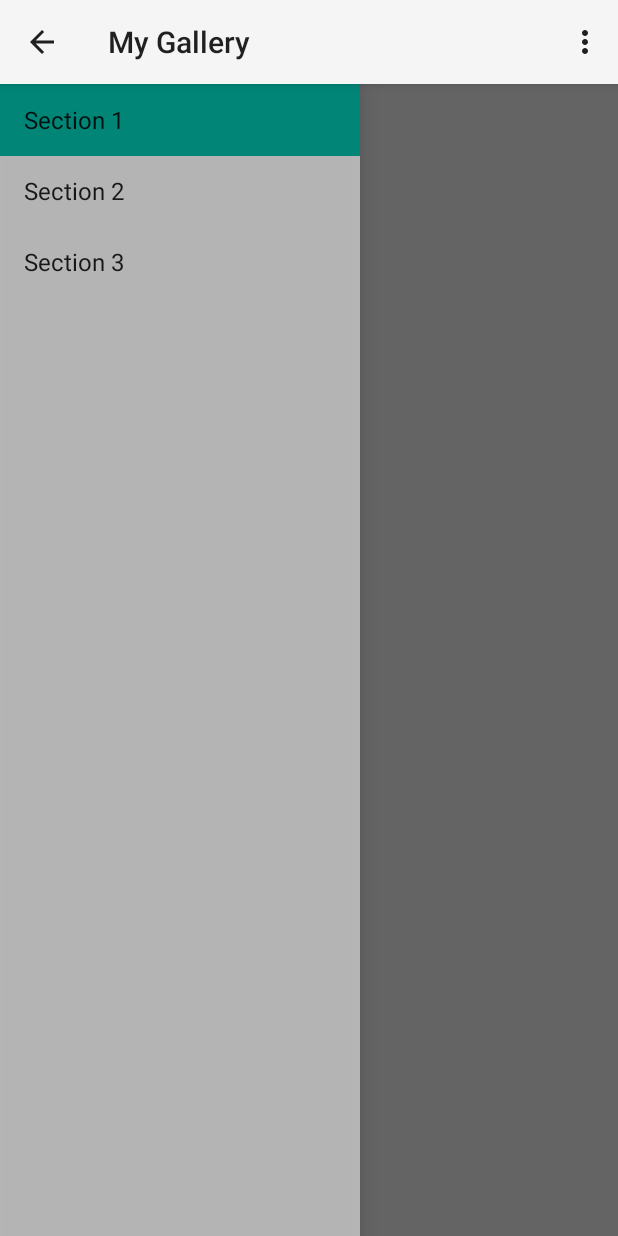
After one commit to dabicho/MyGallery, an Android app: the DrawerExampleActivity screen opened directly, with no data from a screen before it, on a phone screen of 412 x 824 dp. The commit adds this screen. Run offline under Robolectric (Android 15) with nearby library versions, the phone set to English and light mode, and no system bars; 2 statements that could not run were skipped.

Commit message:
Starting to add drawers. Needs work for landscape orientation

```diff
--- /dev/null
+++ b/app/src/main/java/mx/org/dabicho/mygallery/DrawerExampleActivity.java
@@ -0,0 +1,147 @@
+package mx.org.dabicho.mygallery;
+
+import android.app.Activity;
+
+import android.app.ActionBar;
+import android.app.Fragment;
+import android.app.FragmentManager;
+
+import android.os.Bundle;
+
+import android.view.LayoutInflater;
+import android.view.Menu;
+import android.view.MenuItem;
+import android.view.View;
+import android.view.ViewGroup;
+import android.support.v4.widget.DrawerLayout;
+
+
+
+public class DrawerExampleActivity extends Activity
+        implements NavigationDrawerFragment.NavigationDrawerCallbacks {
+
+    /**
+     * Fragment managing the behaviors, interactions and presentation of the navigation drawer.
+     */
+    private NavigationDrawerFragment mNavigationDrawerFragment;
+
+    /**
+     * Used to store the last screen title. For use in {@link #restoreActionBar()}.
+     */
+    private CharSequence mTitle;
+
+    @Override
+    protected void onCreate(Bundle savedInstanceState) {
+        super.onCreate(savedInstanceState);
+        setContentView(R.layout.activity_drawer_example);
+
+        mNavigationDrawerFragment = (NavigationDrawerFragment)
+                getFragmentManager().findFragmentById(R.id.navigation_drawer);
+        mTitle = getTitle();
+
+        // Set up the drawer.
+        mNavigationDrawerFragment.setUp(
+                R.id.navigation_drawer,
+                (DrawerLayout) findViewById(R.id.drawer_layout));
+    }
+
+    @Override
+    public void onNavigationDrawerItemSelected(int position) {
+        // update the main content by replacing fragments
+        FragmentManager fragmentManager = getFragmentManager();
+        fragmentManager.beginTransaction()
+                .replace(R.id.container, PlaceholderFragment.newInstance(position + 1))
+                .commit();
+    }
+
+    public void onSectionAttached(int number) {
+        switch (number) {
+            case 1:
+                mTitle = getString(R.string.title_section1);
+                break;
+            case 2:
+                mTitle = getString(R.string.title_section2);
+                break;
+            case 3:
+                mTitle = getString(R.string.title_section3);
+                break;
+        }
+    }
+
+    public void restoreActionBar() {
+        ActionBar actionBar = getActionBar();
+        actionBar.setNavigationMode(ActionBar.NAVIGATION_MODE_STANDARD);
+        actionBar.setDisplayShowTitleEnabled(true);
+        actionBar.setTitle(mTitle);
+    }
+
+
+    @Override
+    public boolean onCreateOptionsMenu(Menu menu) {
+        if (!mNavigationDrawerFragment.isDrawerOpen()) {
+            // Only show items in the action bar relevant to this screen
+            // if the drawer is not showing. Otherwise, let the drawer
+            // decide what to show in the action bar.
+            getMenuInflater().inflate(R.menu.drawer_example, menu);
+            restoreActionBar();
+            return true;
+        }
+        return super.onCreateOptionsMenu(menu);
+    }
+
+    @Override
+    public boolean onOptionsItemSelected(MenuItem item) {
+        // Handle action bar item clicks here. The action bar will
+        // automatically handle clicks on the Home/Up button, so long
+        // as you specify a parent activity in AndroidManifest.xml.
+        int id = item.getItemId();
+
+        //noinspection SimplifiableIfStatement
+        if (id == R.id.action_settings) {
+            return true;
+        }
+
+        return super.onOptionsItemSelected(item);
+    }
+
+    /**
+     * A placeholder fragment containing a simple view.
+     */
+    public static class PlaceholderFragment extends Fragment {
+        /**
+         * The fragment argument representing the section number for this
+         * fragment.
+         */
+        private static final String ARG_SECTION_NUMBER = "section_number";
+
+        /**
+         * Returns a new instance of this fragment for the given section
+         * number.
+         */
+        public static PlaceholderFragment newInstance(int sectionNumber) {
+            PlaceholderFragment fragment = new PlaceholderFragment();
+            Bundle args = new Bundle();
+            args.putInt(ARG_SECTION_NUMBER, sectionNumber);
+            fragment.setArguments(args);
+            return fragment;
+        }
+
+        public PlaceholderFragment() {
+        }
+
+        @Override
+        public View onCreateView(LayoutInflater inflater, ViewGroup container,
+                                 Bundle savedInstanceState) {
+            View rootView = inflater.inflate(R.layout.fragment_drawer_example, container, false);
+            return rootView;
+        }
+
+        @Override
+        public void onAttach(Activity activity) {
+            super.onAttach(activity);
+            ((DrawerExampleActivity) activity).onSectionAttached(
+                    getArguments().getInt(ARG_SECTION_NUMBER));
+        }
+    }
+
+}
--- a/app/src/main/java/mx/org/dabicho/mygallery/FragmentActivity.java
+++ b/app/src/main/java/mx/org/dabicho/mygallery/FragmentActivity.java
@@ -16,7 +16,7 @@ import mx.org.dabicho.mygallery.R;
 import mx.org.dabicho.mygallery.util.SystemUiHider;
 
 /**
- * An activity containing one single fragment
+ * An activity containing one single fragment and a drawer with another fragment
  */
 public abstract class FragmentActivity extends Activity {
     private View fragmentView;
--- /dev/null
+++ b/app/src/main/java/mx/org/dabicho/mygallery/NavigationDrawerFragment.java
@@ -0,0 +1,282 @@
+package mx.org.dabicho.mygallery;
+
+
+import android.app.Activity;
+import android.app.ActionBar;
+import android.app.Fragment;
+import android.support.v4.app.ActionBarDrawerToggle;
+import android.support.v4.view.GravityCompat;
+import android.support.v4.widget.DrawerLayout;
+import android.content.SharedPreferences;
+import android.content.res.Configuration;
+import android.os.Bundle;
+import android.preference.PreferenceManager;
+import android.view.LayoutInflater;
+import android.view.Menu;
+import android.view.MenuInflater;
+import android.view.MenuItem;
+import android.view.View;
+import android.view.ViewGroup;
+import android.widget.AdapterView;
+import android.widget.ArrayAdapter;
+import android.widget.ListView;
+import android.widget.Toast;
+
+/**
+ * Fragment used for managing interactions for and presentation of a navigation drawer.
+ * See the <a href="https://developer.android.com/design/patterns/navigation-drawer.html#Interaction">
+ * design guidelines</a> for a complete explanation of the behaviors implemented here.
+ */
+public class NavigationDrawerFragment extends Fragment {
+
+    /**
+     * Remember the position of the selected item.
+     */
+    private static final String STATE_SELECTED_POSITION = "selected_navigation_drawer_position";
+
+    /**
+     * Per the design guidelines, you should show the drawer on launch until the user manually
+     * expands it. This shared preference tracks this.
+     */
+    private static final String PREF_USER_LEARNED_DRAWER = "navigation_drawer_learned";
+
+    /**
+     * A pointer to the current callbacks instance (the Activity).
+     */
+    private NavigationDrawerCallbacks mCallbacks;
+
+    /**
+     * Helper component that ties the action bar to the navigation drawer.
+     */
+    private ActionBarDrawerToggle mDrawerToggle;
+
+    private DrawerLayout mDrawerLayout;
+    private ListView mDrawerListView;
+    private View mFragmentContainerView;
+
+    private int mCurrentSelectedPosition = 0;
+    private boolean mFromSavedInstanceState;
+    private boolean mUserLearnedDrawer;
+
+    public NavigationDrawerFragment() {
+    }
+
+    @Override
+    public void onCreate(Bundle savedInstanceState) {
+        super.onCreate(savedInstanceState);
+
+        // Read in the flag indicating whether or not the user has demonstrated awareness of the
+        // drawer. See PREF_USER_LEARNED_DRAWER for details.
+        SharedPreferences sp = PreferenceManager.getDefaultSharedPreferences(getActivity());
+        mUserLearnedDrawer = sp.getBoolean(PREF_USER_LEARNED_DRAWER, false);
+
+        if (savedInstanceState != null) {
+            mCurrentSelectedPosition = savedInstanceState.getInt(STATE_SELECTED_POSITION);
+            mFromSavedInstanceState = true;
+        }
+
+        // Select either the default item (0) or the last selected item.
+        selectItem(mCurrentSelectedPosition);
+    }
+
+    @Override
+    public void onActivityCreated(Bundle savedInstanceState) {
+        super.onActivityCreated(savedInstanceState);
+        // Indicate that this fragment would like to influence the set of actions in the action bar.
+        setHasOptionsMenu(true);
+    }
+
+    @Override
+    public View onCreateView(LayoutInflater inflater, ViewGroup container,
+                             Bundle savedInstanceState) {
+        mDrawerListView = (ListView) inflater.inflate(
+                R.layout.fragment_navigation_drawer, container, false);
+        mDrawerListView.setOnItemClickListener(new AdapterView.OnItemClickListener() {
+            @Override
+            public void onItemClick(AdapterView<?> parent, View view, int position, long id) {
+                selectItem(position);
+            }
+        });
+        mDrawerListView.setAdapter(new ArrayAdapter<String>(
+                getActionBar().getThemedContext(),
+                android.R.layout.simple_list_item_activated_1,
+                android.R.id.text1,
+                new String[]{
+                        getString(R.string.title_section1),
+                        getString(R.string.title_section2),
+                        getString(R.string.title_section3),
+                }));
+        mDrawerListView.setItemChecked(mCurrentSelectedPosition, true);
+        return mDrawerListView;
+    }
+
+    public boolean isDrawerOpen() {
+        return mDrawerLayout != null && mDrawerLayout.isDrawerOpen(mFragmentContainerView);
+    }
+
+    /**
+     * Users of this fragment must call this method to set up the navigation drawer interactions.
+     *
+     * @param fragmentId   The android:id of this fragment in its activity's layout.
+     * @param drawerLayout The DrawerLayout containing this fragment's UI.
+     */
+    public void setUp(int fragmentId, DrawerLayout drawerLayout) {
+        mFragmentContainerView = getActivity().findViewById(fragmentId);
+        mDrawerLayout = drawerLayout;
+
+        // set a custom shadow that overlays the main content when the drawer opens
+        mDrawerLayout.setDrawerShadow(R.drawable.drawer_shadow, GravityCompat.START);
+        // set up the drawer's list view with items and click listener
+
+        ActionBar actionBar = getActionBar();
+        actionBar.setDisplayHomeAsUpEnabled(true);
+        actionBar.setHomeButtonEnabled(true);
+
+        // ActionBarDrawerToggle ties together the the proper interactions
+        // between the navigation drawer and the action bar app icon.
+        mDrawerToggle = new ActionBarDrawerToggle(
+                getActivity(),                    /* host Activity */
+                mDrawerLayout,                    /* DrawerLayout object */
+                R.drawable.ic_drawer,             /* nav drawer image to replace 'Up' caret */
+                R.string.navigation_drawer_open,  /* "open drawer" description for accessibility */
+                R.string.navigation_drawer_close  /* "close drawer" description for accessibility */
+        ) {
+            @Override
+            public void onDrawerClosed(View drawerView) {
+                super.onDrawerClosed(drawerView);
+                if (!isAdded()) {
+                    return;
+                }
+
+                getActivity().invalidateOptionsMenu(); // calls onPrepareOptionsMenu()
+            }
+
+            @Override
+            public void onDrawerOpened(View drawerView) {
+                super.onDrawerOpened(drawerView);
+                if (!isAdded()) {
+                    return;
+                }
+
+                if (!mUserLearnedDrawer) {
+                    // The user manually opened the drawer; store this flag to prevent auto-showing
+                    // the navigation drawer automatically in the future.
+                    mUserLearnedDrawer = true;
+                    SharedPreferences sp = PreferenceManager
+                            .getDefaultSharedPreferences(getActivity());
+                    sp.edit().putBoolean(PREF_USER_LEARNED_DRAWER, true).apply();
+                }
+
+                getActivity().invalidateOptionsMenu(); // calls onPrepareOptionsMenu()
+            }
+        };
+
+        // If the user hasn't 'learned' about the drawer, open it to introduce them to the drawer,
+        // per the navigation drawer design guidelines.
+        if (!mUserLearnedDrawer && !mFromSavedInstanceState) {
+            mDrawerLayout.openDrawer(mFragmentContainerView);
+        }
+
+        // Defer code dependent on restoration of previous instance state.
+        mDrawerLayout.post(new Runnable() {
+            @Override
+            public void run() {
+                mDrawerToggle.syncState();
+            }
+        });
+
+        mDrawerLayout.setDrawerListener(mDrawerToggle);
+    }
+
+    private void selectItem(int position) {
+        mCurrentSelectedPosition = position;
+        if (mDrawerListView != null) {
+            mDrawerListView.setItemChecked(position, true);
+        }
+        if (mDrawerLayout != null) {
+            mDrawerLayout.closeDrawer(mFragmentContainerView);
+        }
+        if (mCallbacks != null) {
+            mCallbacks.onNavigationDrawerItemSelected(position);
+        }
+    }
+
+    @Override
+    public void onAttach(Activity activity) {
+        super.onAttach(activity);
+        try {
+            mCallbacks = (NavigationDrawerCallbacks) activity;
+        } catch (ClassCastException e) {
+            throw new ClassCastException("Activity must implement NavigationDrawerCallbacks.");
+        }
+    }
+
+    @Override
+    public void onDetach() {
+        super.onDetach();
+        mCallbacks = null;
+    }
+
+    @Override
+    public void onSaveInstanceState(Bundle outState) {
+        super.onSaveInstanceState(outState);
+        outState.putInt(STATE_SELECTED_POSITION, mCurrentSelectedPosition);
+    }
+
+    @Override
+    public void onConfigurationChanged(Configuration newConfig) {
+        super.onConfigurationChanged(newConfig);
+        // Forward the new configuration the drawer toggle component.
+        mDrawerToggle.onConfigurationChanged(newConfig);
+    }
+
+    @Override
+    public void onCreateOptionsMenu(Menu menu, MenuInflater inflater) {
+        // If the drawer is open, show the global app actions in the action bar. See also
+        // showGlobalContextActionBar, which controls the top-left area of the action bar.
+        if (mDrawerLayout != null && isDrawerOpen()) {
+            inflater.inflate(R.menu.global, menu);
+            showGlobalContextActionBar();
+        }
+        super.onCreateOptionsMenu(menu, inflater);
+    }
+
+    @Override
+    public boolean onOptionsItemSelected(MenuItem item) {
+        if (mDrawerToggle.onOptionsItemSelected(item)) {
+            return true;
+        }
+
+        if (item.getItemId() == R.id.action_example) {
+            Toast.makeText(getActivity(), "Example action.", Toast.LENGTH_SHORT).show();
+            return true;
+        }
+
+        return super.onOptionsItemSelected(item);
+    }
+
+    /**
+     * Per the navigation drawer design guidelines, updates the action bar to show the global app
+     * 'context', rather than just what's in the current screen.
+     */
+    private void showGlobalContextActionBar() {
+        ActionBar actionBar = getActionBar();
+        actionBar.setDisplayShowTitleEnabled(true);
+        actionBar.setNavigationMode(ActionBar.NAVIGATION_MODE_STANDARD);
+        actionBar.setTitle(R.string.app_name);
+    }
+
+    private ActionBar getActionBar() {
+        return getActivity().getActionBar();
+    }
+
+    /**
+     * Callbacks interface that all activities using this fragment must implement.
+     */
+    public static interface NavigationDrawerCallbacks {
+        /**
+         * Called when an item in the navigation drawer is selected.
+         */
+        void onNavigationDrawerItemSelected(int position);
+    }
+}
--- /dev/null
+++ b/app/src/main/res/layout/activity_drawer_example.xml
@@ -0,0 +1,31 @@
+<!-- A DrawerLayout is intended to be used as the top-level content view using match_parent for both width and height to consume the full space available. -->
+<android.support.v4.widget.DrawerLayout
+    xmlns:android="http://schemas.android.com/apk/res/android"
+    xmlns:tools="http://schemas.android.com/tools"
+    android:id="@+id/drawer_layout"
+    android:layout_width="match_parent"
+    android:layout_height="match_parent"
+    tools:context="mx.org.dabicho.mygallery.DrawerExampleActivity">
+
+    <!-- As the main content view, the view below consumes the entire
+         space available using match_parent in both dimensions. -->
+    <FrameLayout
+        android:id="@+id/container"
+        android:layout_width="match_parent"
+        android:layout_height="match_parent"/>
+
+    <!-- android:layout_gravity="start" tells DrawerLayout to treat
+         this as a sliding drawer on the left side for left-to-right
+         languages and on the right side for right-to-left languages.
+         If you're not building against API 17 or higher, use
+         android:layout_gravity="left" instead. -->
+    <!-- The drawer is given a fixed width in dp and extends the full height of
+         the container. -->
+    <fragment android:id="@+id/navigation_drawer"
+              android:layout_width="@dimen/navigation_drawer_width"
+              android:layout_height="match_parent"
+              android:layout_gravity="start"
+              android:name="mx.org.dabicho.mygallery.NavigationDrawerFragment"
+              tools:layout="@layout/fragment_navigation_drawer"/>
+
+</android.support.v4.widget.DrawerLayout>
--- /dev/null
+++ b/app/src/main/res/layout/fragment_navigation_drawer.xml
@@ -0,0 +1,9 @@
+<ListView xmlns:android="http://schemas.android.com/apk/res/android"
+          xmlns:tools="http://schemas.android.com/tools"
+          android:layout_width="match_parent"
+          android:layout_height="match_parent"
+          android:choiceMode="singleChoice"
+          android:divider="@android:color/transparent"
+          android:dividerHeight="0dp"
+          android:background="#cccc"
+          tools:context="mx.org.dabicho.mygallery.NavigationDrawerFragment"/>
--- /dev/null
+++ b/app/src/main/res/menu/drawer_example.xml
@@ -0,0 +1,11 @@
+<menu xmlns:android="http://schemas.android.com/apk/res/android"
+      xmlns:tools="http://schemas.android.com/tools"
+      tools:context="mx.org.dabicho.mygallery.DrawerExampleActivity">
+    <item android:id="@+id/action_example"
+          android:title="@string/action_example"
+          android:showAsAction="withText|ifRoom"/>
+    <item android:id="@+id/action_settings"
+          android:title="@string/action_settings"
+          android:orderInCategory="100"
+          android:showAsAction="never"/>
+</menu>
--- /dev/null
+++ b/app/src/main/res/menu/global.xml
@@ -0,0 +1,6 @@
+<menu xmlns:android="http://schemas.android.com/apk/res/android">
+    <item android:id="@+id/action_settings"
+          android:title="@string/action_settings"
+          android:orderInCategory="100"
+          android:showAsAction="never"/>
+</menu>
--- a/app/src/main/res/values/dimens.xml
+++ b/app/src/main/res/values/dimens.xml
@@ -1,5 +1,9 @@
+<?xml version="1.0" encoding="utf-8"?>
 <resources>
+
     <!-- Default screen margins, per the Android Design guidelines. -->
     <dimen name="activity_horizontal_margin">16dp</dimen>
     <dimen name="activity_vertical_margin">16dp</dimen>
+    <dimen name="navigation_drawer_width">240dp</dimen>
+
 </resources>
--- a/app/src/main/res/values/strings.xml
+++ b/app/src/main/res/values/strings.xml
@@ -7,5 +7,12 @@
     <string name="title_activity_fragment">FragmentActivity</string>
     <string name="hello_world">Hello world!</string>
     <string name="action_settings">Settings</string>
+    <string name="title_activity_drawer_example">DrawerExampleActivity</string>
+    <string name="title_section1">Section 1</string>
+    <string name="title_section2">Section 2</string>
+    <string name="title_section3">Section 3</string>
+    <string name="navigation_drawer_open">Open navigation drawer</string>
+    <string name="navigation_drawer_close">Close navigation drawer</string>
+    <string name="action_example">Example action</string>
 
 </resources>
```
Also changed, not shown: app/src/main/AndroidManifest.xml (+15 -14 lines), app/src/main/res/layout/activity_drawer_fragment.xml (added, +8 -0 lines), app/src/main/res/layout/fragment_drawer_example.xml (added, +16 -0 lines), app/src/main/res/drawable-hdpi/drawer_shadow.9.png (added), app/src/main/res/drawable-hdpi/ic_drawer.png (added), app/src/main/res/drawable-mdpi/drawer_shadow.9.png (added), app/src/main/res/drawable-mdpi/ic_drawer.png (added), app/src/main/res/drawable-xhdpi/drawer_shadow.9.png (added), app/src/main/res/drawable-xhdpi/ic_drawer.png (added), app/src/main/res/drawable-xxhdpi/drawer_shadow.9.png (added), app/src/main/res/drawable-xxhdpi/ic_drawer.png (added).
